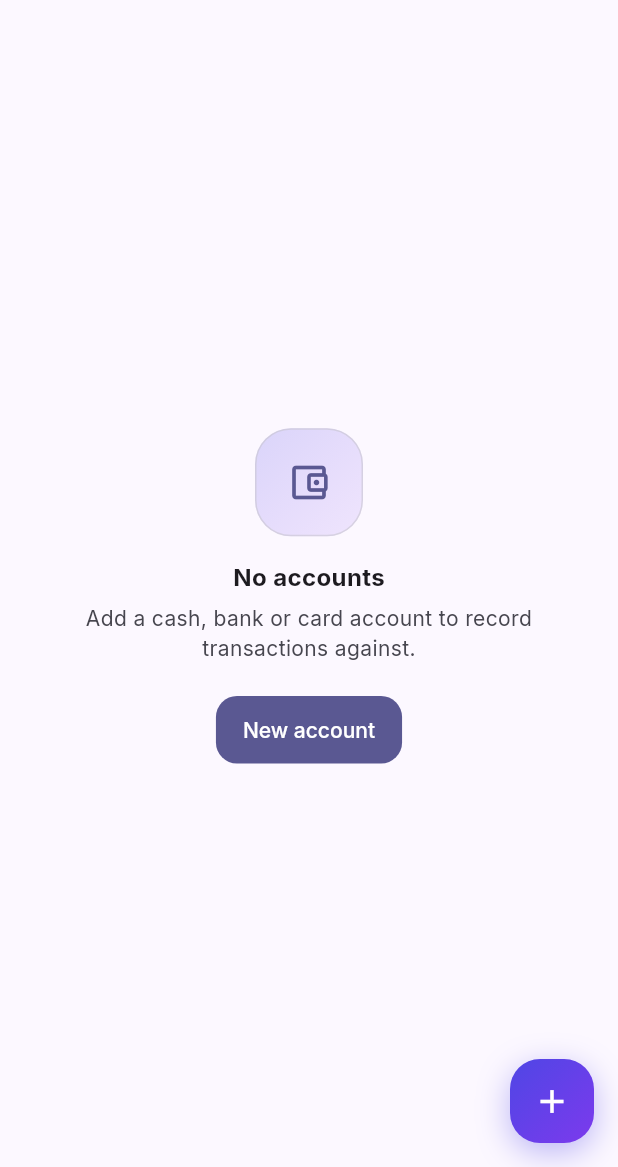
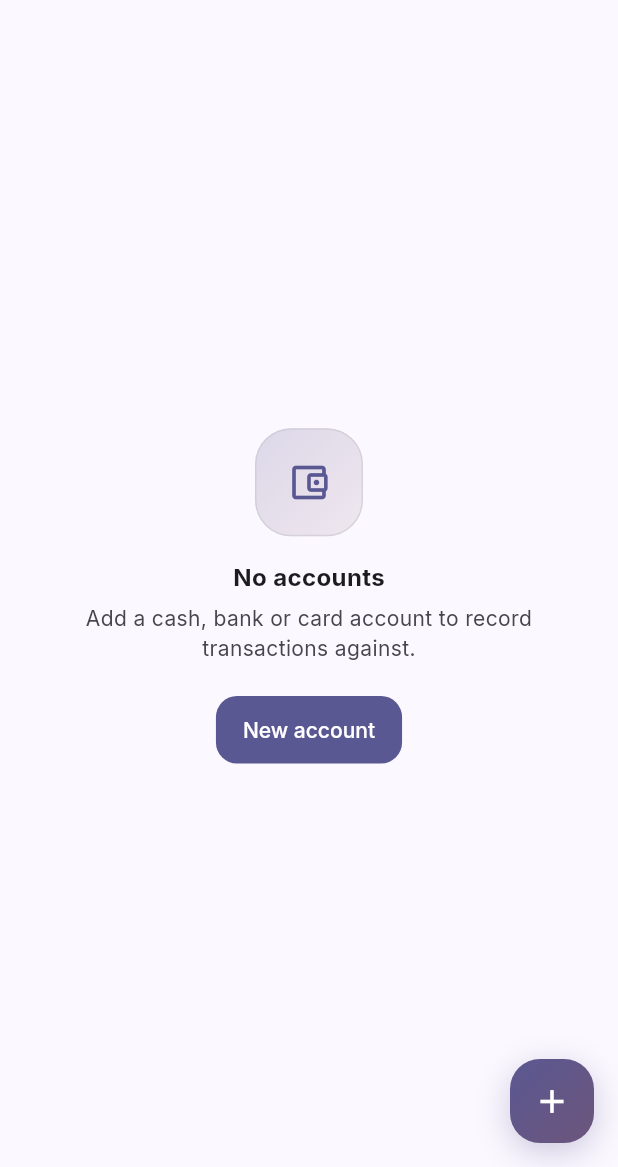
Before and after one commit to TheCoderAS/nizkhata, a Flutter app: the AccountsScreen screen opened by its route, on a phone screen of 412 x 824 dp, the part 69-1236 px from its top. Run offline on Flutter 3.47's test engine with Material 3 defaults, Android fonts, the phone set to English and light mode, and no system bars; our stand-ins replace cloud_firestore, csv, file_picker, firebase_auth, firebase_core, fl_chart and 10 more; missing offline and left inert: home_widget, pointycastle, quick_actions, syncfusion_flutter_pdf; accounts and stored records are empty.

Commit message:
Action buttons take their colour from the theme, not the raw brand seed (#104)
The button was painted with the brand seed, #4F46E5 to #7C3AED, while
every other accent in the app uses the scheme's derived primary, which
on the dark theme is a pale lavender, #C3C0FF. So the one control meant
to draw the eye was the only thing on screen matching nothing else, and
read as a saturated indigo blob against a near-black canvas.

It now fills with the scheme primary blended toward tertiary, and its
glyph uses the scheme's partner colour instead of a hardcoded white,
which on the dark theme was pale-on-pale. The empty-state badge had the
same raw-seed problem and is fixed with it.

The test pins the fill to the scheme primary and the glyph to onPrimary
in BOTH themes, and asserts the fill is not the raw seed. It earned its
keep immediately: an earlier dart format run had reindented the icon
line, so the edit meant to fix its colour silently matched nothing and
the button kept its white glyph. The test failed on exactly that.

Version 1.7.1+52. 125/125 tests, analyzer clean.


Claude-Session: https://claude.ai/code/session_016jkAcgzuuxTfBiAgMLWgC4

Co-authored-by: Claude <noreply@anthropic.com>

```diff
--- a/mobile/lib/widgets/common.dart
+++ b/mobile/lib/widgets/common.dart
@@ -218,8 +218,8 @@ class EmptyView extends StatelessWidget {
                   begin: Alignment.topLeft,
                   end: Alignment.bottomRight,
                   colors: [
-                    AppColors.brand.withValues(alpha: 0.20),
-                    AppColors.brandTo.withValues(alpha: 0.10),
+                    cs.primary.withValues(alpha: 0.20),
+                    cs.tertiary.withValues(alpha: 0.10),
                   ],
                 ),
                 borderRadius: BorderRadius.circular(24),
@@ -465,6 +465,17 @@ class GradientFab extends StatelessWidget {
 
   @override
   Widget build(BuildContext context) {
+    final cs = Theme.of(context).colorScheme;
+    // Derived from the scheme, NOT the raw brand seed. The seed is a saturated
+    // indigo (#4F46E5); the dark scheme's primary is a pale lavender
+    // (#C3C0FF), and that is what the nav pill, icons and accents use. A
+    // button painted in the seed matches nothing else on screen.
+    final gradient = LinearGradient(
+      begin: Alignment.topLeft,
+      end: Alignment.bottomRight,
+      colors: [cs.primary, Color.lerp(cs.primary, cs.tertiary, 0.55)!],
+    );
+
     // MergeSemantics: without it the InkWell publishes its own unlabelled
     // button node beside this one, and a screen reader reads an anonymous
     // button.
@@ -476,11 +487,11 @@ class GradientFab extends StatelessWidget {
           label: tooltip,
           child: DecoratedBox(
             decoration: BoxDecoration(
-              gradient: brandGradient,
+              gradient: gradient,
               borderRadius: BorderRadius.circular(20),
               boxShadow: [
                 BoxShadow(
-                  color: AppColors.brand.withValues(alpha: 0.38),
+                  color: cs.primary.withValues(alpha: 0.30),
                   blurRadius: 18,
                   offset: const Offset(0, 6),
                 ),
@@ -495,7 +506,10 @@ class GradientFab extends StatelessWidget {
                   width: 56,
                   height: 56,
                   child: IconTheme(
-                    data: const IconThemeData(color: Colors.white, size: 26),
+                    // The scheme's partner colour for that fill: white on the
+                    // light theme, near-navy on the dark one. Hardcoding white
+                    // put pale-on-pale on the dark theme.
+                    data: IconThemeData(color: cs.onPrimary, size: 26),
                     child: child ?? Icon(icon),
                   ),
                 ),
--- a/mobile/pubspec.yaml
+++ b/mobile/pubspec.yaml
@@ -1,7 +1,7 @@
 name: nizkhata
 description: NizKhata — native Android app. Every rupee, accounted for.
 publish_to: "none"
-version: 1.7.0+51
+version: 1.7.1+52
 
 environment:
   sdk: ">=3.4.0 <4.0.0"
```
Also changed, not shown: 1 other file.
